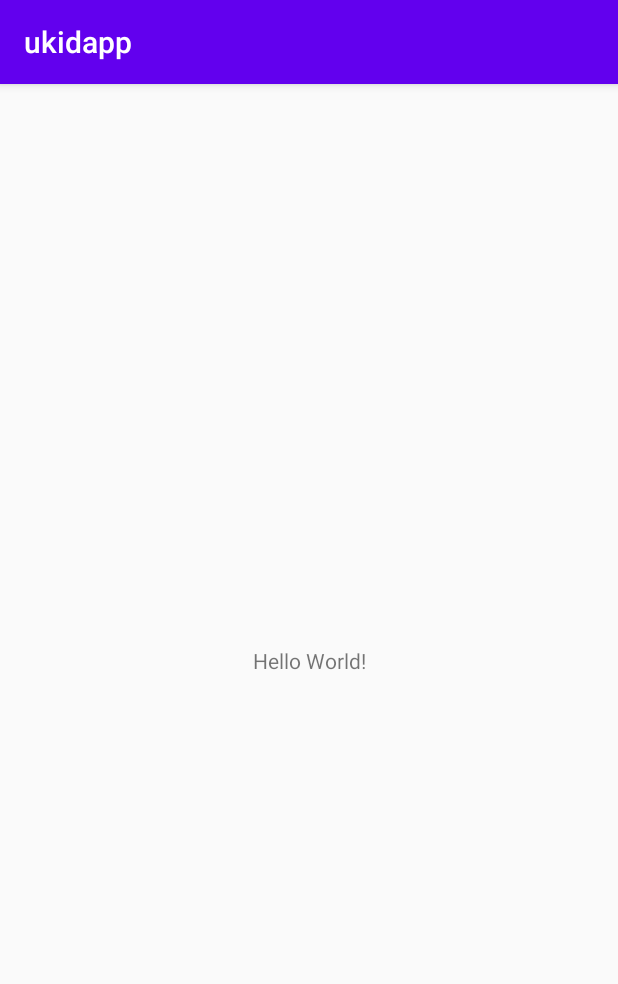
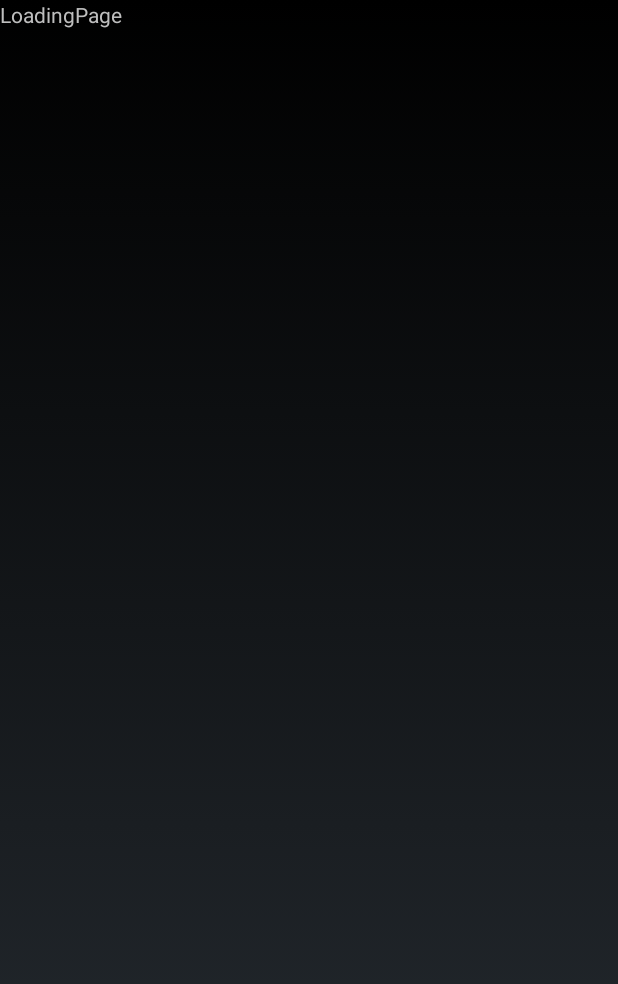
Before and after one commit to sion9262/ukid, an Android app: the first screen one second after launch (MainActivity before the commit, LoadingActivity after it), on a phone screen of 412 x 824 dp. Shown: the top 984 px of the screen. Run offline under Robolectric (Android 15) with nearby library versions, the phone set to English and light mode, and no system bars.

Commit message:
loadingPage setUp

```diff
--- a/app/src/main/AndroidManifest.xml
+++ b/app/src/main/AndroidManifest.xml
@@ -16,6 +16,10 @@
                 <category android:name="android.intent.category.LAUNCHER" />
             </intent-filter>
         </activity>
+        <activity android:name=".LoadingActivity"
+            android:theme="@android:style/Theme.NoTitleBar.Fullscreen">
+
+        </activity>
     </application>
 
 </manifest>
--- /dev/null
+++ b/app/src/main/java/com/example/ukidapp/LoadingActivity.java
@@ -0,0 +1,27 @@
+package com.example.ukidapp;
+
+import android.app.Activity;
+import android.os.Bundle;
+import android.os.Handler;
+
+public class LoadingActivity extends Activity {
+
+    @Override
+    protected void onCreate(Bundle savedInstanceState){
+        super.onCreate(savedInstanceState);
+
+        setContentView(R.layout.activity_loading);
+        startLoading();
+    }
+
+    private void startLoading(){
+        Handler handler = new Handler();
+        handler.postDelayed(new Runnable() {
+            @Override
+            public void run(){
+                finish();
+            }
+        }, 2000);
+    }
+
+}
--- a/app/src/main/java/com/example/ukidapp/MainActivity.java
+++ b/app/src/main/java/com/example/ukidapp/MainActivity.java
@@ -2,6 +2,7 @@ package com.example.ukidapp;
 
 import androidx.appcompat.app.AppCompatActivity;
 
+import android.content.Intent;
 import android.os.Bundle;
 
 public class MainActivity extends AppCompatActivity {
@@ -10,5 +11,7 @@ public class MainActivity extends AppCompatActivity {
     protected void onCreate(Bundle savedInstanceState) {
         super.onCreate(savedInstanceState);
         setContentView(R.layout.activity_main);
+        Intent intent = new Intent(this, LoadingActivity.class);
+        startActivity(intent);
     }
 }
--- /dev/null
+++ b/app/src/main/res/layout/activity_loading.xml
@@ -0,0 +1,16 @@
+<?xml version="1.0" encoding="utf-8"?>
+<androidx.constraintlayout.widget.ConstraintLayout
+    xmlns:android="http://schemas.android.com/apk/res/android"
+    xmlns:tools="http://schemas.android.com/tools"
+    android:layout_width="match_parent"
+    android:layout_height="match_parent">
+
+    <TextView
+        android:id="@+id/textView2"
+        android:layout_width="wrap_content"
+        android:layout_height="wrap_content"
+        android:text="@string/loading"
+        tools:layout_editor_absoluteX="171dp"
+        tools:layout_editor_absoluteY="354dp"
+        tools:ignore="MissingConstraints" />
+</androidx.constraintlayout.widget.ConstraintLayout>
--- a/app/src/main/res/values/strings.xml
+++ b/app/src/main/res/values/strings.xml
@@ -1,3 +1,4 @@
 <resources>
     <string name="app_name">ukidapp</string>
+    <string name="loading">LoadingPage</string>
 </resources>
```
